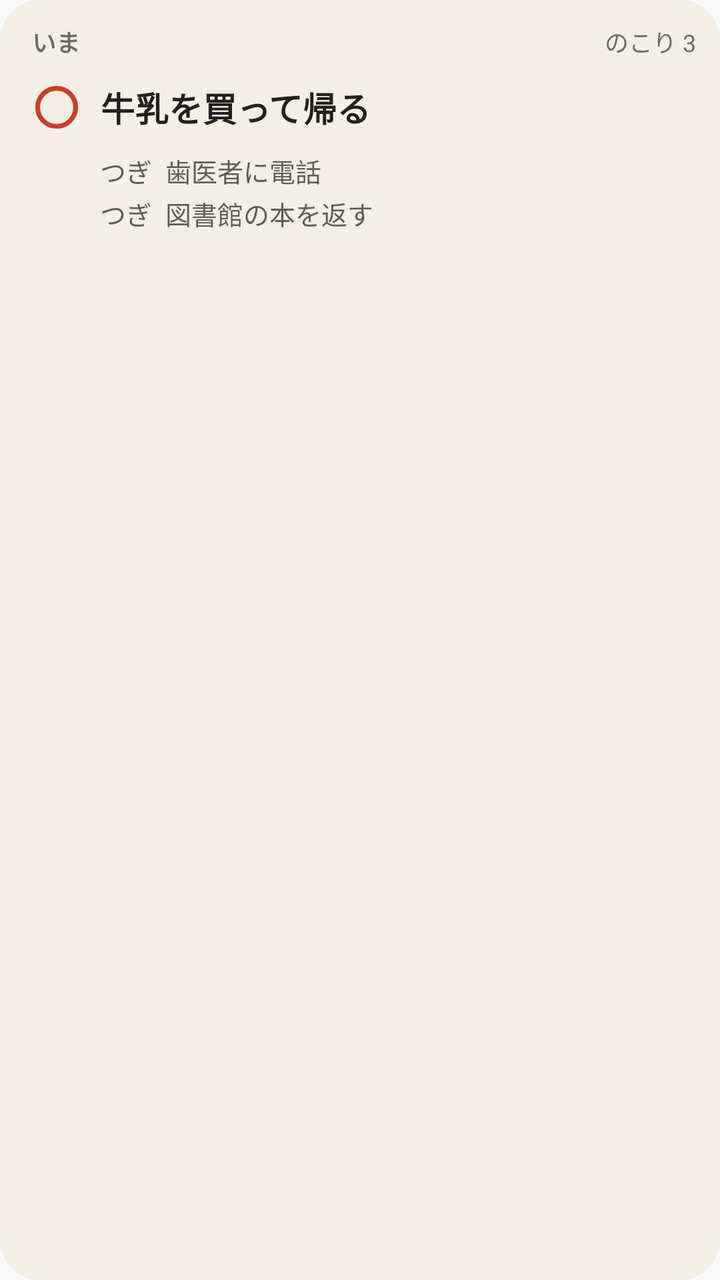
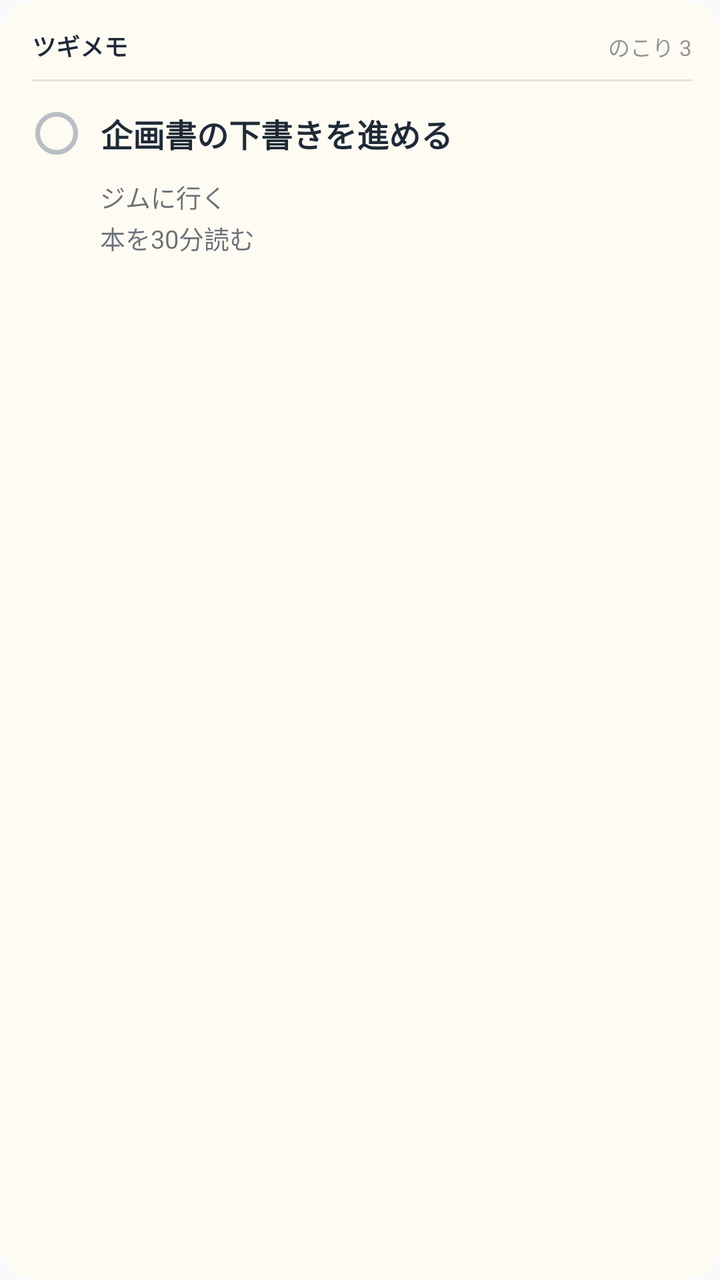

Compare the two renders of this Android layout. The source of the first and the diff that turns it into the second are given below.
<!-- AndroidManifest.xml: application theme AppTheme -->
<!-- res/layout/widget_tsugi_preview.xml -->
<?xml version="1.0" encoding="utf-8"?>
<FrameLayout xmlns:android="http://schemas.android.com/apk/res/android"
    android:id="@+id/w_root"
    android:layout_width="match_parent"
    android:layout_height="match_parent">

    <ImageView
        android:id="@+id/w_bg"
        android:layout_width="match_parent"
        android:layout_height="match_parent"
        android:scaleType="fitXY"
        android:src="@drawable/widget_bg"
        android:tint="#F4EFE4"
        android:importantForAccessibility="no" />

    <LinearLayout
        android:layout_width="match_parent"
        android:layout_height="match_parent"
        android:orientation="vertical"
        android:paddingStart="16dp"
        android:paddingTop="12dp"
        android:paddingEnd="12dp"
        android:paddingBottom="12dp">

        <LinearLayout
            android:layout_width="match_parent"
            android:layout_height="wrap_content"
            android:orientation="horizontal">

            <TextView
                android:id="@+id/w_list"
                android:layout_width="0dp"
                android:layout_height="wrap_content"
                android:layout_weight="1"
                android:alpha="0.65"
                android:ellipsize="end"
                android:maxLines="1"
                android:text="いま"
                android:textColor="#22201C"
                android:textSize="12sp"
                android:textStyle="bold" />

            <TextView
                android:id="@+id/w_left"
                android:layout_width="wrap_content"
                android:layout_height="wrap_content"
                android:alpha="0.65"
                android:maxLines="1"
                android:text="のこり 3"
                android:textColor="#22201C"
                android:textSize="12sp" />
        </LinearLayout>

        <LinearLayout
            android:layout_width="match_parent"
            android:layout_height="wrap_content"
            android:layout_marginTop="2dp"
            android:gravity="center_vertical"
            android:orientation="horizontal">

            <ImageView
                android:id="@+id/w_check"
                android:layout_width="44dp"
                android:layout_height="44dp"
                android:layout_marginStart="-10dp"
                android:contentDescription="済んだ"
                android:padding="10dp"
                android:src="@drawable/widget_ring"
                android:tint="#C8402A" />

            <TextView
                android:id="@+id/w_top"
                android:layout_width="0dp"
                android:layout_height="wrap_content"
                android:layout_weight="1"
                android:ellipsize="end"
                android:maxLines="2"
                android:text="牛乳を買って帰る"
                android:textColor="#22201C"
                android:textSize="17sp"
                android:textStyle="bold" />
        </LinearLayout>

        <TextView
            android:id="@+id/w_sub"
            android:layout_width="match_parent"
            android:layout_height="wrap_content"
            android:alpha="0.7"
            android:maxLines="1"
            android:textSize="13sp"
            android:visibility="gone" />

        <TextView
            android:id="@+id/w_next1"
            android:text="つぎ  歯医者に電話"
            android:textColor="#22201C"
            android:layout_width="match_parent"
            android:layout_height="wrap_content"
            android:layout_marginStart="34dp"
            android:alpha="0.72"
            android:ellipsize="end"
            android:maxLines="1"
            android:textSize="13sp" />

        <TextView
            android:id="@+id/w_next2"
            android:text="つぎ  図書館の本を返す"
            android:textColor="#22201C"
            android:layout_width="match_parent"
            android:layout_height="wrap_content"
            android:layout_marginStart="34dp"
            android:layout_marginTop="2dp"
            android:alpha="0.72"
            android:ellipsize="end"
            android:maxLines="1"
            android:textSize="13sp" />
    </LinearLayout>
</FrameLayout>
<!-- resources referenced by this layout -->
<resources>
  <!-- drawable widget_bg (drawable) -->
  <?xml version="1.0" encoding="utf-8"?>
  <shape xmlns:android="http://schemas.android.com/apk/res/android" android:shape="rectangle">
      <solid android:color="#FFFFFFFF" />
      <corners android:radius="20dp" />
  </shape>
  <!-- drawable widget_ring (drawable) -->
  <?xml version="1.0" encoding="utf-8"?>
  <vector xmlns:android="http://schemas.android.com/apk/res/android" android:width="24dp" android:height="24dp" android:viewportWidth="24" android:viewportHeight="24">
      <path android:strokeColor="#FFFFFFFF" android:strokeWidth="2.4" android:fillColor="#00000000" android:pathData="M12,2.5a9.5,9.5 0,1 1,0 19a9.5,9.5 0,1 1,0 -19z" />
  </vector>
  <style name="AppTheme" parent="Theme.AppCompat.Light.DarkActionBar">
          
          <item name="colorPrimary">@color/colorPrimary</item>
          <item name="colorPrimaryDark">@color/colorPrimaryDark</item>
          <item name="colorAccent">@color/colorAccent</item>
      </style>
</resources>

<!-- the commit's change to res/layout/widget_tsugi_preview.xml (unified diff, before → after) -->
@@ -10,7 +10,7 @@
         android:layout_height="match_parent"
         android:scaleType="fitXY"
         android:src="@drawable/widget_bg"
-        android:tint="#F4EFE4"
+        android:tint="#FEFBF3"
         android:importantForAccessibility="no" />
 
     <LinearLayout
@@ -18,8 +18,8 @@
         android:layout_height="match_parent"
         android:orientation="vertical"
         android:paddingStart="16dp"
-        android:paddingTop="12dp"
-        android:paddingEnd="12dp"
+        android:paddingTop="14dp"
+        android:paddingEnd="14dp"
         android:paddingBottom="12dp">
 
         <LinearLayout
@@ -32,11 +32,10 @@
                 android:layout_width="0dp"
                 android:layout_height="wrap_content"
                 android:layout_weight="1"
-                android:alpha="0.65"
                 android:ellipsize="end"
                 android:maxLines="1"
-                android:text="いま"
-                android:textColor="#22201C"
+                android:text="ツギメモ"
+                android:textColor="#1F2937"
                 android:textSize="12sp"
                 android:textStyle="bold" />
 
@@ -44,17 +43,25 @@
                 android:id="@+id/w_left"
                 android:layout_width="wrap_content"
                 android:layout_height="wrap_content"
-                android:alpha="0.65"
+                android:alpha="0.5"
                 android:maxLines="1"
                 android:text="のこり 3"
-                android:textColor="#22201C"
-                android:textSize="12sp" />
+                android:textColor="#1F2937"
+                android:textSize="11sp" />
         </LinearLayout>
+
+        <ImageView
+            android:id="@+id/w_rule"
+            android:layout_width="match_parent"
+            android:layout_height="1dp"
+            android:layout_marginTop="8dp"
+            android:layout_marginBottom="4dp"
+            android:background="#1F1F2937"
+            android:importantForAccessibility="no" />
 
         <LinearLayout
             android:layout_width="match_parent"
             android:layout_height="wrap_content"
-            android:layout_marginTop="2dp"
             android:gravity="center_vertical"
             android:orientation="horizontal">
 
@@ -63,10 +70,10 @@
                 android:layout_width="44dp"
                 android:layout_height="44dp"
                 android:layout_marginStart="-10dp"
-                android:contentDescription="済んだ"
+                android:contentDescription="完了"
                 android:padding="10dp"
                 android:src="@drawable/widget_ring"
-                android:tint="#C8402A" />
+                android:tint="#B9BEC6" />
 
             <TextView
                 android:id="@+id/w_top"
@@ -75,9 +82,9 @@
                 android:layout_weight="1"
                 android:ellipsize="end"
                 android:maxLines="2"
-                android:text="牛乳を買って帰る"
-                android:textColor="#22201C"
-                android:textSize="17sp"
+                android:text="企画書の下書きを進める"
+                android:textColor="#1F2937"
+                android:textSize="16sp"
                 android:textStyle="bold" />
         </LinearLayout>
 
@@ -85,34 +92,34 @@
             android:id="@+id/w_sub"
             android:layout_width="match_parent"
             android:layout_height="wrap_content"
-            android:alpha="0.7"
+            android:alpha="0.62"
             android:maxLines="1"
-            android:textSize="13sp"
+            android:textSize="12sp"
             android:visibility="gone" />
 
         <TextView
             android:id="@+id/w_next1"
-            android:text="つぎ  歯医者に電話"
-            android:textColor="#22201C"
             android:layout_width="match_parent"
             android:layout_height="wrap_content"
             android:layout_marginStart="34dp"
-            android:alpha="0.72"
+            android:alpha="0.66"
             android:ellipsize="end"
             android:maxLines="1"
-            android:textSize="13sp" />
+                android:text="ジムに行く"
+                android:textColor="#1F2937"
+            android:textSize="12.5sp" />
 
         <TextView
             android:id="@+id/w_next2"
-            android:text="つぎ  図書館の本を返す"
-            android:textColor="#22201C"
             android:layout_width="match_parent"
             android:layout_height="wrap_content"
             android:layout_marginStart="34dp"
             android:layout_marginTop="2dp"
-            android:alpha="0.72"
+            android:alpha="0.66"
             android:ellipsize="end"
             android:maxLines="1"
-            android:textSize="13sp" />
+                android:text="本を30分読む"
+                android:textColor="#1F2937"
+            android:textSize="12.5sp" />
     </LinearLayout>
 </FrameLayout>
